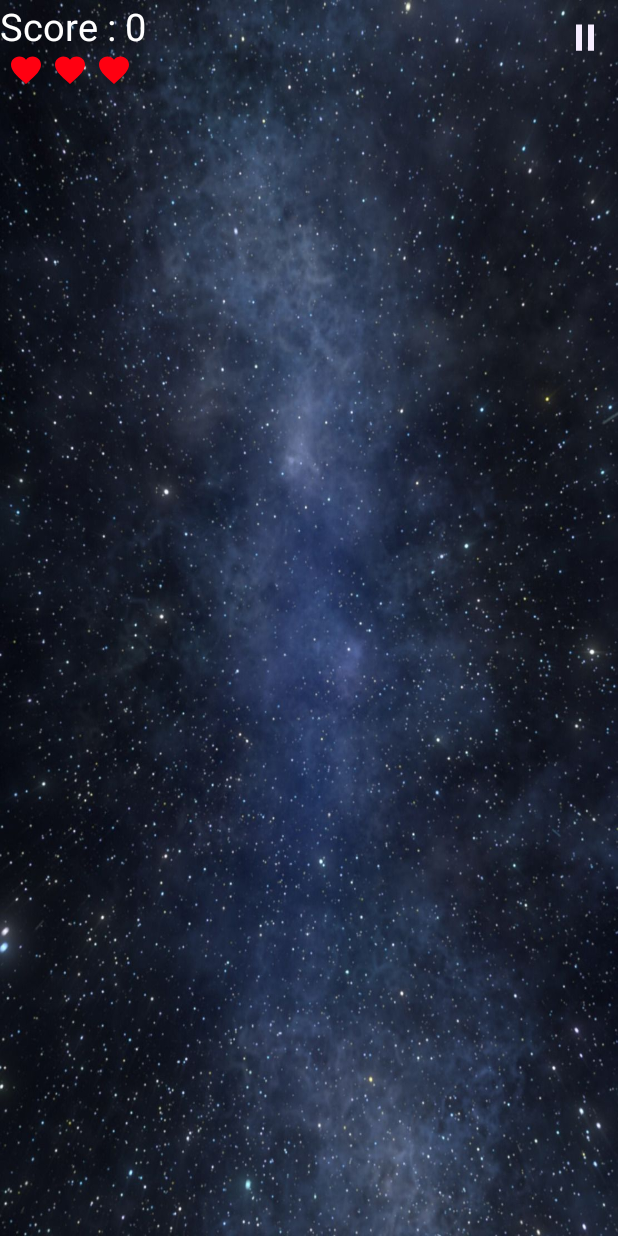
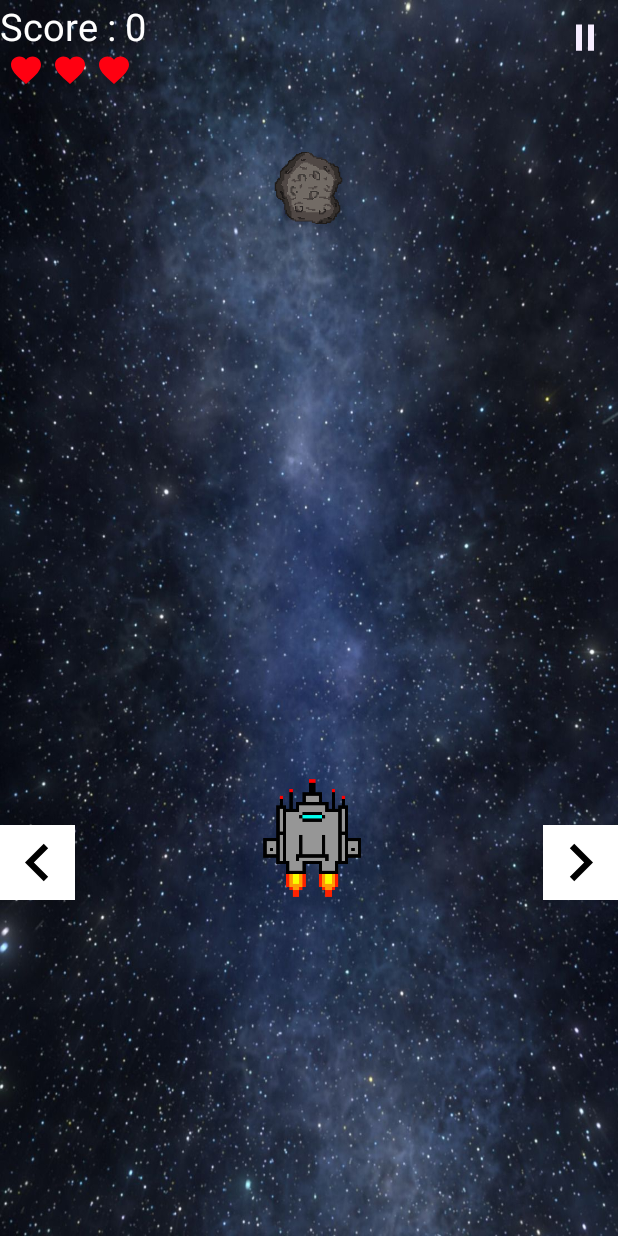
Before and after one commit to cristine27/Space-Invander, an Android app: the screen it shows after launch (MainActivity), after a tap on "START", on a phone screen of 412 x 824 dp. Run offline under Robolectric (Android 15) with nearby library versions, the phone set to English and light mode, and no system bars; 6 statements that could not run were skipped.

Commit message:
menambah kan button, gambar pesawat, dan meteor

```diff
--- a/SpaceInvander/app/src/main/java/com/example/spaceinvander/View/Fragment_play.java
+++ b/SpaceInvander/app/src/main/java/com/example/spaceinvander/View/Fragment_play.java
@@ -25,15 +25,9 @@ import com.example.spaceinvander.R;
  */
 public class Fragment_play extends Fragment implements View.OnClickListener, View.OnTouchListener{
 
-    protected TextView textScore;
-    protected TextView score;
-    protected ImageView life1;
-    protected ImageView life2;
-    protected ImageView life3;
-
-    protected ImageView iv_canvas;
-
-    protected Button pause;
+    protected TextView textScore,score;
+    protected ImageView life1,life2,life3,iv_canvas,pesawat,meteor;
+    protected Button pause,btn_left,btn_right;
 
     protected Canvas mCanvas;
     protected Bitmap bitmap;
@@ -58,20 +52,25 @@ public class Fragment_play extends Fragment implements View.OnClickListener, Vie
                              Bundle savedInstanceState) {
         // Inflate the layout for this fragment
         this.view = inflater.inflate(R.layout.fragment_play, container, false);
-//
-//        this.textScore = view.findViewById(R.id.tv_score);
-//        this.score = view.findViewById(R.id.tv_angka_score);
-//        this.life1 = view.findViewById(R.id.iv_life1);
-//        this.life2 = view.findViewById(R.id.iv_life2);
-//        this.life3 = view.findViewById(R.id.iv_life3);
-//        this.pause = view.findViewById(R.id.ib_pause);
-//        this.iv_canvas = view.findViewById(R.id.iv_layar);
-//
-//        this.pause.setOnClickListener(this);
-//        this.iv_canvas.setOnTouchListener(this);
-//
-//        this.gestureListener = new GestureListener();
-////        this.gestureDetector = new GestureDetector(gestureListener);
+//      find view by id
+        this.textScore = view.findViewById(R.id.tv_score);
+        this.score = view.findViewById(R.id.tv_angka_score);
+        this.life1 = view.findViewById(R.id.iv_life1);
+        this.life2 = view.findViewById(R.id.iv_life2);
+        this.life3 = view.findViewById(R.id.iv_life3);
+        this.pause = view.findViewById(R.id.iv_pause);
+        this.iv_canvas = view.findViewById(R.id.iv_layar);
+        this.btn_left = view.findViewById(R.id.btn_left);
+        this.btn_right = view.findViewById(R.id.btn_right);
+
+        this.pause.setOnClickListener(this);
+        this.btn_left.setOnClickListener(this);
+        this.btn_right.setOnClickListener(this);
+
+        this.iv_canvas.setOnTouchListener(this);
+
+        this.gestureListener = new GestureListener();
+        this.gestureDetector = new GestureDetector(gestureListener);
         return view;
     }
 
--- /dev/null
+++ b/SpaceInvander/app/src/main/res/drawable/ic_left.xml
@@ -0,0 +1,4 @@
+<vector android:height="50dp" android:viewportHeight="24.0"
+    android:viewportWidth="24.0" android:width="50dp" xmlns:android="http://schemas.android.com/apk/res/android">
+    <path android:fillColor="#FF000000" android:pathData="M15.41,7.41L14,6l-6,6 6,6 1.41,-1.41L10.83,12z"/>
+</vector>
--- /dev/null
+++ b/SpaceInvander/app/src/main/res/drawable/ic_right.xml
@@ -0,0 +1,4 @@
+<vector android:height="50dp" android:viewportHeight="24.0"
+    android:viewportWidth="24.0" android:width="50dp" xmlns:android="http://schemas.android.com/apk/res/android">
+    <path android:fillColor="#FF000000" android:pathData="M10,6L8.59,7.41 13.17,12l-4.58,4.59L10,18l6,-6z"/>
+</vector>
--- a/SpaceInvander/app/src/main/res/layout/fragment_play.xml
+++ b/SpaceInvander/app/src/main/res/layout/fragment_play.xml
@@ -67,8 +67,38 @@
             android:id="@+id/iv_life3"
             android:layout_toRightOf="@id/iv_life2"/>
 
+        <ImageView
+            android:id="@+id/pesawat"
+            android:layout_width="100dp"
+            android:layout_height="100dp"
+            android:layout_marginTop="500dp"
+            android:layout_centerHorizontal="true"
+            android:src="@drawable/spaceship" />
+
+        <ImageView
+            android:layout_width="50dp"
+            android:layout_height="50dp"
+            android:src="@drawable/meteor"
+            android:layout_centerHorizontal="true"
+            android:id="@+id/meteor"
+            android:layout_marginTop="100dp"/>
+
+        <ImageView
+            android:layout_width="wrap_content"
+            android:layout_height="wrap_content"
+            android:src="@drawable/ic_left"
+            android:background="@color/white"
+            android:layout_alignParentLeft="true"
+            android:layout_marginTop="550dp"
+            android:id="@+id/btn_left"/>
+
+        <ImageView
+            android:layout_width="wrap_content"
+            android:layout_height="wrap_content"
+            android:src="@drawable/ic_right"
+            android:background="@color/white"
+            android:layout_alignParentRight="true"
+            android:layout_marginTop="550dp"
+            android:id="@+id/btn_right"/>
     </RelativeLayout>
-
-
-
 </FrameLayout>
```
